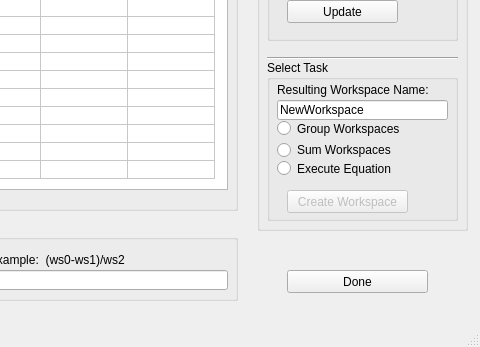
neutrons/mslice_2.0, file WorkspaceComposer.ui: the form before one commit; both pictures show x 433 to 913 and y 150 to 497 of the 913 by 497 pixel window.
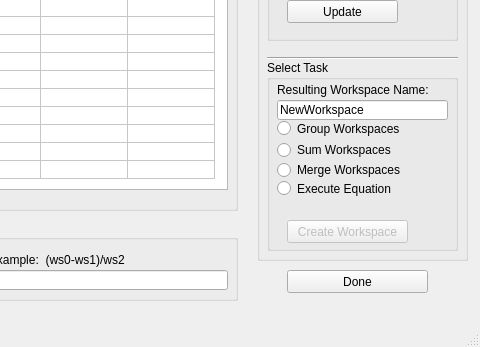
The form after the commit.

Commit message:
Incorporated File Merge via Workspace Composer
A user can now merge multiple powder files to create a single merged
output file.  Note that merging does averaging rather than summing of
files.

```diff
--- a/WorkspaceComposer.ui
+++ b/WorkspaceComposer.ui
@@ -20,7 +20,7 @@
       <x>690</x>
       <y>20</y>
       <width>211</width>
-      <height>361</height>
+      <height>391</height>
      </rect>
     </property>
     <property name="title">
@@ -45,7 +45,7 @@
        <x>10</x>
        <y>190</y>
        <width>191</width>
-       <height>161</height>
+       <height>191</height>
       </rect>
      </property>
      <property name="title">
@@ -84,7 +84,7 @@
       <property name="geometry">
        <rect>
         <x>20</x>
-        <y>130</y>
+        <y>160</y>
         <width>121</width>
         <height>23</height>
        </rect>
@@ -126,7 +126,7 @@
       <property name="geometry">
        <rect>
         <x>10</x>
-        <y>100</y>
+        <y>120</y>
         <width>171</width>
         <height>17</height>
        </rect>
@@ -135,13 +135,19 @@
        <string>Execute Equation</string>
       </property>
      </widget>
-     <zorder>label</zorder>
-     <zorder>lineEditGroupName</zorder>
-     <zorder>pushButtonCreateWorkspace</zorder>
-     <zorder>radioButtonSumWS</zorder>
-     <zorder>radioButtonSumWS</zorder>
-     <zorder>radioButtonGroupWS</zorder>
-     <zorder>radioButtonExecuteEqn</zorder>
+     <widget class="QRadioButton" name="radioButtonMergeWS">
+      <property name="geometry">
+       <rect>
+        <x>10</x>
+        <y>100</y>
+        <width>161</width>
+        <height>20</height>
+       </rect>
+      </property>
+      <property name="text">
+       <string>Merge Workspaces</string>
+      </property>
+     </widget>
     </widget>
     <widget class="QGroupBox" name="groupBox_6">
      <property name="geometry">
```
Left out of the diff: 5 changed lines with no effect on the pictures. The commit also changes 7 other files.
